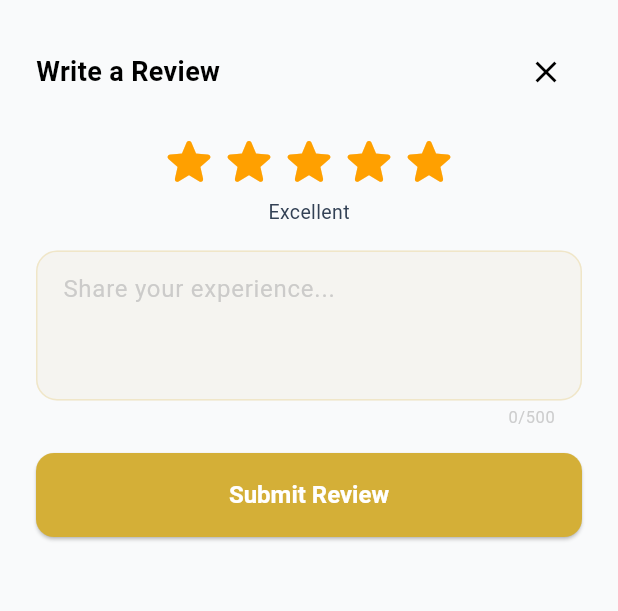
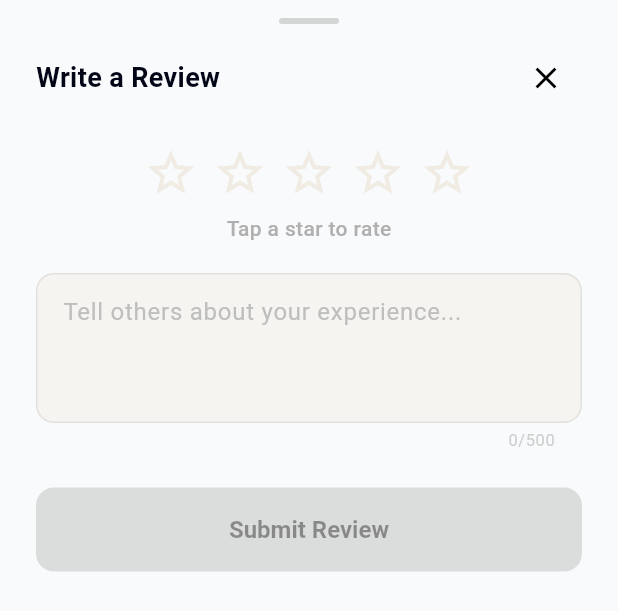
Before and after one commit to 7agag/aqar.app, a Flutter app: the AddReviewSheet widget shown alone on an empty page, opened directly with empty values, on a phone screen of 412 x 824 dp. Shown: the top 611 px of the screen. Run offline on Flutter 3.47's test engine with Material 3 defaults, Android fonts, the phone set to English and light mode, and no system bars; our stand-ins replace app_links, dartz, device_info_plus, dio, equatable, flutter_bloc and 17 more; accounts and stored records are empty; network calls fail.

Commit message:
Done.exe :#

```diff
--- a/lib/features/review/presentation/widgets/add_review_sheet.dart
+++ b/lib/features/review/presentation/widgets/add_review_sheet.dart
@@ -1,5 +1,8 @@
 import 'package:flutter/material.dart';
+import 'package:flutter_bloc/flutter_bloc.dart';
+import 'package:flutter/services.dart';
 import 'package:aqar/core/theme/app_colors.dart';
+import 'package:aqar/features/review/presentation/bloc/review_bloc.dart';
 
 class AddReviewSheet extends StatefulWidget {
   final void Function(double rating, String phrase) onSubmit;
@@ -11,30 +14,74 @@ class AddReviewSheet extends StatefulWidget {
 }
 
 class _AddReviewSheetState extends State<AddReviewSheet> {
-  double _rating = 5;
+  double _rating = 0;
   bool _isSubmitting = false;
   final _phraseController = TextEditingController();
+  final _focusNode = FocusNode();
 
   @override
   void dispose() {
     _phraseController.dispose();
+    _focusNode.dispose();
     super.dispose();
   }
 
   @override
   Widget build(BuildContext context) {
-    return Padding(
+    final bottomInset = MediaQuery.of(context).viewInsets.bottom;
+    final bottomPad = MediaQuery.of(context).padding.bottom;
+
+    return BlocListener<ReviewBloc, ReviewState>(
+      listener: (context, state) {
+        if (state is ReviewError) {
+          setState(() => _isSubmitting = false);
+        }
+      },
+      child: Padding(
         padding: EdgeInsets.only(
           left: 24,
           right: 24,
-        top: 24,
-        bottom: MediaQuery.of(context).viewInsets.bottom + 24,
+          top: 12,
+          bottom: bottomInset > 0 ? bottomInset + 12 : bottomPad + 24,
         ),
+        child: SingleChildScrollView(
           child: Column(
             mainAxisSize: MainAxisSize.min,
             crossAxisAlignment: CrossAxisAlignment.start,
             children: [
-          Row(
+              _buildDragHandle(),
+              const SizedBox(height: 12),
+              _buildHeader(),
+              const SizedBox(height: 16),
+              _buildStarRow(),
+              const SizedBox(height: 4),
+              _buildRatingLabel(),
+              const SizedBox(height: 20),
+              _buildTextField(),
+              const SizedBox(height: 24),
+              _buildSubmitButton(),
+            ],
+          ),
+        ),
+      ),
+    );
+  }
+
+  Widget _buildDragHandle() {
+    return Center(
+      child: Container(
+        width: 40,
+        height: 4,
+        decoration: BoxDecoration(
+          color: Colors.black.withValues(alpha: 0.15),
+          borderRadius: BorderRadius.circular(2),
+        ),
+      ),
+    );
+  }
+
+  Widget _buildHeader() {
+    return Row(
       mainAxisAlignment: MainAxisAlignment.spaceBetween,
       children: [
         const Text(
@@ -42,6 +89,7 @@ class _AddReviewSheetState extends State<AddReviewSheet> {
           style: TextStyle(
             fontSize: 18,
             fontWeight: FontWeight.w700,
+            color: AppColors.textPrimary,
           ),
         ),
         IconButton(
@@ -49,49 +97,81 @@ class _AddReviewSheetState extends State<AddReviewSheet> {
           onPressed: () => Navigator.pop(context),
         ),
       ],
-          ),
-          const SizedBox(height: 16),
-          Row(
-            mainAxisAlignment: MainAxisAlignment.center,
+    );
+  }
+
+  Widget _buildStarRow() {
+    return Center(
+      child: Row(
+        mainAxisSize: MainAxisSize.min,
         children: List.generate(5, (i) {
           final starIdx = i + 1;
-              return GestureDetector(
-                onTap: () => setState(() => _rating = starIdx.toDouble()),
-                child: Icon(
-                  starIdx <= _rating.round()
-                      ? Icons.star_rounded
-                      : Icons.star_border_rounded,
-                  size: 40,
-                  color: const Color(0xFFFFA000),
-                ),
+          final filled = starIdx <= _rating.round();
+          return _AnimatedStar(
+            filled: filled,
+            onTap: () {
+              HapticFeedback.lightImpact();
+              setState(() => _rating = starIdx.toDouble());
+              if (starIdx > 0) _focusNode.requestFocus();
+            },
           );
         }),
       ),
-          const SizedBox(height: 4),
-          Center(
+    );
+  }
+
+  Widget _buildRatingLabel() {
+    final labels = {
+      0: 'Tap a star to rate',
+      1: '\u{1F61E}  Poor',
+      2: '\u{1F610}  Fair',
+      3: '\u{1F642}  Good',
+      4: '\u{1F60A}  Very Good',
+      5: '\u{1F929}  Excellent',
+    };
+
+    return Center(
       child: Text(
-              _ratingText(_rating),
+        labels[_rating.round()] ?? '',
         style: TextStyle(
-                fontSize: 13,
-                color: AppColors.textSecondary,
+          fontSize: 14,
+          fontWeight: FontWeight.w500,
+          color: _rating == 0 ? AppColors.textHint : AppColors.textSecondary,
         ),
       ),
-          ),
-          const SizedBox(height: 16),
-          TextField(
+    );
+  }
+
+  Widget _buildTextField() {
+    return TextField(
       controller: _phraseController,
+      focusNode: _focusNode,
       maxLines: 3,
       maxLength: 500,
+      autofocus: false,
       decoration: InputDecoration(
-              hintText: 'Share your experience...',
-              hintStyle: TextStyle(color: AppColors.textHint.withValues(alpha: 0.6)),
+        hintText: 'Tell others about your experience...',
+        hintStyle: TextStyle(
+          color: AppColors.textHint.withValues(alpha: 0.8),
+          fontWeight: FontWeight.w400,
+        ),
+        filled: true,
+        fillColor: AppColors.surfaceLight,
         border: OutlineInputBorder(
           borderRadius: BorderRadius.circular(12),
-                borderSide: BorderSide(color: AppColors.textHint.withValues(alpha: 0.2)),
+          borderSide: BorderSide(
+            color: Colors.black.withValues(alpha: 0.08),
+          ),
+        ),
+        enabledBorder: OutlineInputBorder(
+          borderRadius: BorderRadius.circular(12),
+          borderSide: BorderSide(
+            color: Colors.black.withValues(alpha: 0.08),
+          ),
         ),
         focusedBorder: OutlineInputBorder(
           borderRadius: BorderRadius.circular(12),
-                borderSide: const BorderSide(color: AppColors.primary),
+          borderSide: const BorderSide(color: AppColors.primary, width: 1.5),
         ),
         contentPadding: const EdgeInsets.all(14),
         counterStyle: TextStyle(
@@ -99,28 +179,37 @@ class _AddReviewSheetState extends State<AddReviewSheet> {
           color: AppColors.textHint.withValues(alpha: 0.6),
         ),
       ),
-          ),
-          const SizedBox(height: 16),
-          SizedBox(
+    );
+  }
+
+  Widget _buildSubmitButton() {
+    final canSubmit = !_isSubmitting && _rating > 0;
+
+    return SizedBox(
       width: double.infinity,
       child: ElevatedButton(
         style: ElevatedButton.styleFrom(
-                backgroundColor: AppColors.primary,
+          backgroundColor: canSubmit
+              ? AppColors.primary
+              : AppColors.primary.withValues(alpha: 0.4),
           foregroundColor: Colors.white,
           padding: const EdgeInsets.symmetric(vertical: 14),
           shape: RoundedRectangleBorder(
             borderRadius: BorderRadius.circular(12),
           ),
+          elevation: 0,
+          shadowColor: Colors.transparent,
         ),
-              onPressed: _isSubmitting
-                  ? null
-                  : () {
+        onPressed: canSubmit
+            ? () {
+                HapticFeedback.mediumImpact();
                 setState(() => _isSubmitting = true);
                 widget.onSubmit(
                   _rating,
                   _phraseController.text.trim(),
                 );
-                    },
+              }
+            : null,
         child: _isSubmitting
             ? const SizedBox(
                 width: 20,
@@ -138,26 +227,77 @@ class _AddReviewSheetState extends State<AddReviewSheet> {
                 ),
               ),
       ),
+    );
+  }
+}
+
+class _AnimatedStar extends StatefulWidget {
+  final bool filled;
+  final VoidCallback onTap;
+
+  const _AnimatedStar({required this.filled, required this.onTap});
+
+  @override
+  State<_AnimatedStar> createState() => _AnimatedStarState();
+}
+
+class _AnimatedStarState extends State<_AnimatedStar>
+    with SingleTickerProviderStateMixin {
+  late AnimationController _controller;
+  late Animation<double> _scale;
+
+  @override
+  void initState() {
+    super.initState();
+    _controller = AnimationController(
+      vsync: this,
+      duration: const Duration(milliseconds: 200),
+    );
+    _scale = Tween<double>(begin: 1.0, end: 1.15).animate(
+      CurvedAnimation(parent: _controller, curve: Curves.easeOutBack),
+    );
+  }
+
+  @override
+  void dispose() {
+    _controller.dispose();
+    super.dispose();
+  }
+
+  @override
+  Widget build(BuildContext context) {
+    return GestureDetector(
+      onTapDown: (_) => _controller.forward(),
+      onTapUp: (_) => _controller.reverse(),
+      onTapCancel: () => _controller.reverse(),
+      onTap: widget.onTap,
+      child: AnimatedBuilder(
+        animation: _scale,
+        builder: (context, child) => Transform.scale(
+          scale: _scale.value,
+          child: child,
         ),
-        ],
+        child: Container(
+          width: 46,
+          height: 46,
+          alignment: Alignment.center,
+          child: AnimatedSwitcher(
+            duration: const Duration(milliseconds: 200),
+            transitionBuilder: (child, animation) => ScaleTransition(
+              scale: animation,
+              child: child,
+            ),
+            child: Icon(
+              widget.filled ? Icons.star : Icons.star_border,
+              key: ValueKey(widget.filled),
+              size: 36,
+              color: widget.filled
+                  ? const Color(0xFFFFA000)
+                  : const Color(0xFFF0EBE3),
+            ),
+          ),
+        ),
       ),
     );
   }
-
-  String _ratingText(double rating) {
-    switch (rating.round()) {
-      case 1:
-        return 'Poor';
-      case 2:
-        return 'Fair';
-      case 3:
-        return 'Good';
-      case 4:
-        return 'Very Good';
-      case 5:
-        return 'Excellent';
-      default:
-        return '';
 }
-  }
-}
```
Also changed, not shown: lib/core/services/biometric_auth_guard.dart (+81 -36 lines), lib/core/services/biometric_auth_service.dart (+42 -0 lines), lib/features/chat/presentation/pages/chat_details_page.dart (+4 -3 lines), lib/features/property/presentation/pages/property_detail_page.dart (+3 -4 lines), lib/features/property/presentation/widgets/recommended_properties_row.dart (+71 -24 lines), 33 other files. Lines whose indentation alone changed are shown as unchanged.
